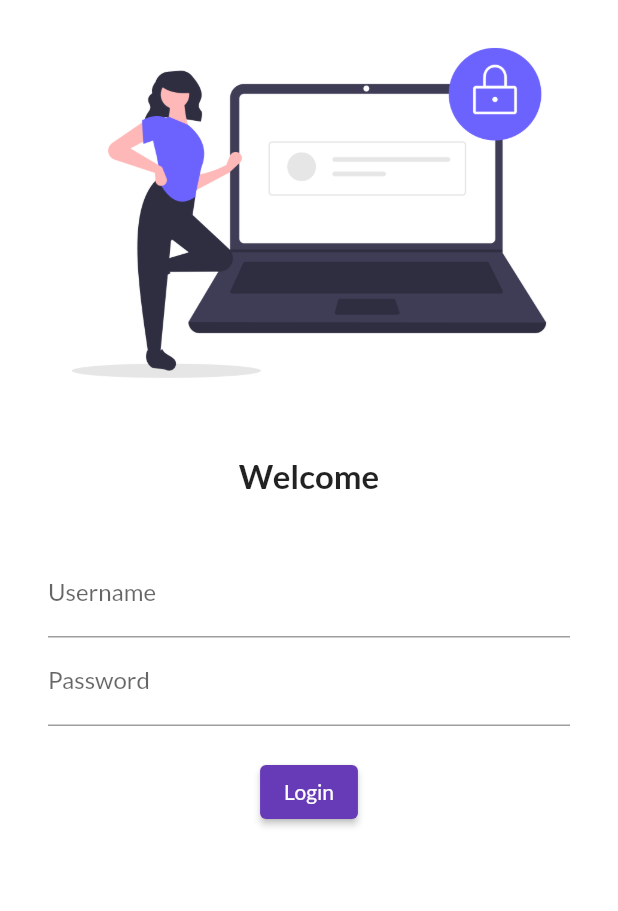
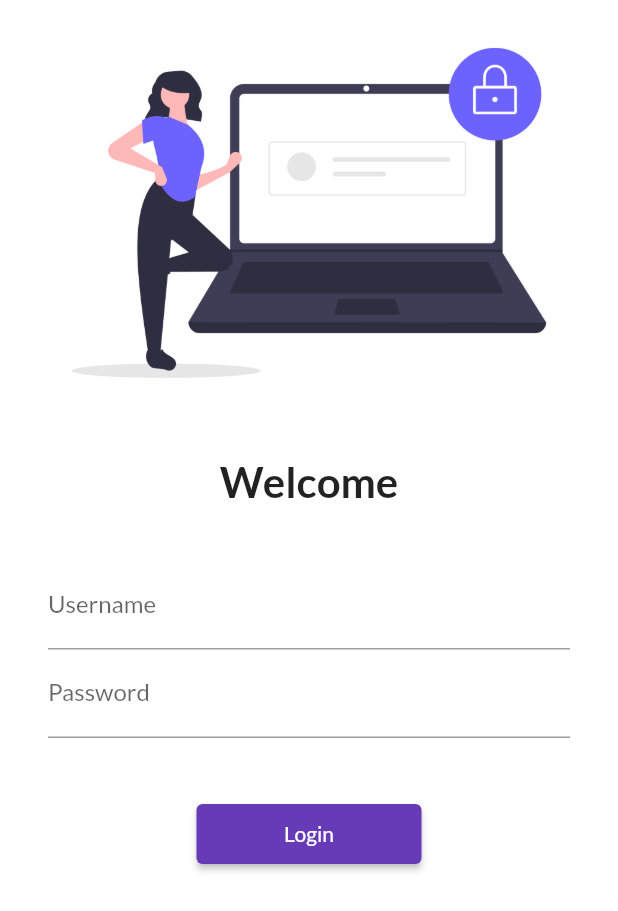
Before and after one commit to jangidjay/30daysofFlutter, a Flutter app: the screen it shows after launch, on a phone screen of 412 x 824 dp. Shown: the top 911 px of the screen. Run offline on Flutter 3.47's test engine with Material 2 defaults, Android fonts, the phone set to English and light mode, and no system bars; our stand-ins replace google_fonts.

Commit message:
Day 5 done

```diff
--- a/lib/main.dart
+++ b/lib/main.dart
@@ -2,6 +2,7 @@ import 'package:flutter/material.dart';
 import 'package:tutorials/pages/home_page.dart';
 import 'package:tutorials/pages/login_page.dart';
 import 'package:google_fonts/google_fonts.dart';
+import 'package:tutorials/utlis/routes.dart';
 
 void main() {
   runApp(MyApp());
@@ -21,8 +22,8 @@ class MyApp extends StatelessWidget {
       initialRoute: "/",
       routes: {
         "/": (context) => LoginPage(),
-        "/home": (context) => HomePage(),
-        "/login": (context) => LoginPage(),
+        MyRoutes.homeRoute: (context) => HomePage(),
+        MyRoutes.loginRoute: (context) => LoginPage(),
       },
     );
   }
--- a/lib/pages/login_page.dart
+++ b/lib/pages/login_page.dart
@@ -1,10 +1,12 @@
 import 'package:flutter/material.dart';
+import 'package:tutorials/utlis/routes.dart';
 
 class LoginPage extends StatelessWidget {
   @override
   Widget build(BuildContext context) {
     return Material(
         color: Colors.white,
+        child: SingleChildScrollView(
           child: Column(
             children: [
               Image.asset(
@@ -17,7 +19,7 @@ class LoginPage extends StatelessWidget {
               Text(
                 "Welcome",
                 style: TextStyle(
-                fontSize: 22,
+                  fontSize: 28,
                   fontWeight: FontWeight.bold,
                 ),
               ),
@@ -25,8 +27,8 @@ class LoginPage extends StatelessWidget {
                 height: 20.0,
               ),
               Padding(
-              padding:
-                  const EdgeInsets.symmetric(vertical: 16.0, horizontal: 32.0),
+                padding: const EdgeInsets.symmetric(
+                    vertical: 16.0, horizontal: 32.0),
                 child: Column(children: [
                   TextFormField(
                     decoration: InputDecoration(
@@ -42,17 +44,19 @@ class LoginPage extends StatelessWidget {
                     ),
                   ),
                   SizedBox(
-                  height: 20.0,
+                    height: 40.0,
                   ),
                   ElevatedButton(
                     child: Text("Login"),
+                    style: TextButton.styleFrom(minimumSize: Size(150, 40)),
                     onPressed: () {
-                    print("Oi Oi Oi");
+                      Navigator.pushNamed(context, MyRoutes.homeRoute);
                     },
                   ),
                 ]),
               ),
             ],
+          ),
         ));
   }
 }
--- /dev/null
+++ b/lib/utlis/routes.dart
@@ -0,0 +1,5 @@
+class MyRoutes{
+  static String loginRoute = "/login";
+  static String homeRoute = "/home";
+
+}
```
Lines whose indentation alone changed are shown as unchanged.
